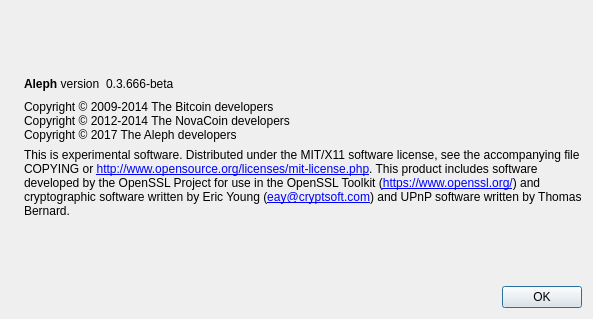
Above: src/qt/forms/aboutdialog.ui from alephmarket/ALE before the change. Below: the same form after it.
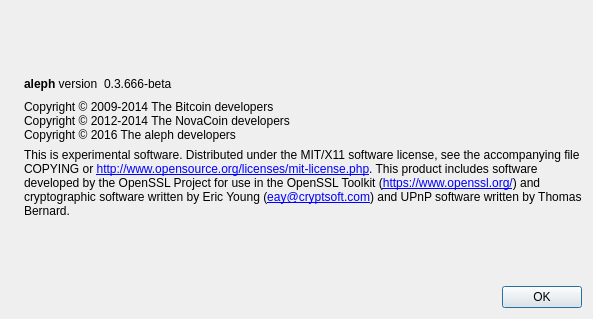
That is the form after the change. Icons and pictures are not drawn.

Commit message: aleph coin updates: - Improved and optimized code - Updated OpenSSL - Includes wallet designs

Patch:
```diff
--- a/src/qt/forms/aboutdialog.ui
+++ b/src/qt/forms/aboutdialog.ui
@@ -50,7 +50,7 @@
           <cursorShape>IBeamCursor</cursorShape>
          </property>
          <property name="text">
-          <string>&lt;b&gt;Aleph&lt;/b&gt; version</string>
+          <string>&lt;b&gt;aleph&lt;/b&gt; version</string>
          </property>
          <property name="textInteractionFlags">
           <set>Qt::LinksAccessibleByMouse|Qt::TextSelectableByKeyboard|Qt::TextSelectableByMouse</set>
@@ -93,7 +93,7 @@
        <property name="text">
         <string>Copyright © 2009-2014 The Bitcoin developers
 Copyright © 2012-2014 The NovaCoin developers
-Copyright © 2017 The Aleph developers</string>
+Copyright © 2016 The aleph developers</string>
        </property>
        <property name="textInteractionFlags">
         <set>Qt::LinksAccessibleByMouse|Qt::TextSelectableByKeyboard|Qt::TextSelectableByMouse</set>
```
Left out of the diff: 2 changed lines with no effect on the pictures. The commit also changes 632 other files.
